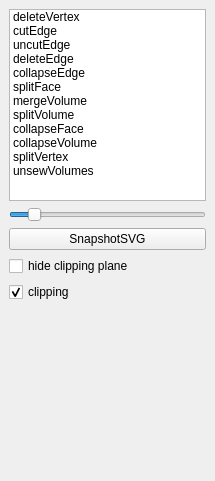
cgogn/CGoGN, file Apps/Tuto/tuto_oper3.ui: the form before one commit.
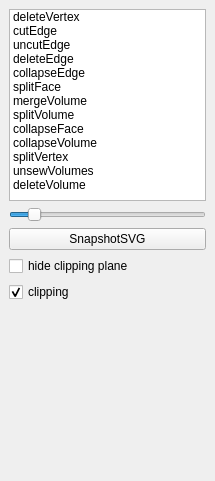
The form after the commit.

```diff
--- a/Apps/Tuto/tuto_oper3.ui
+++ b/Apps/Tuto/tuto_oper3.ui
@@ -150,6 +150,11 @@
         <string>unsewVolumes</string>
        </property>
       </item>
+      <item>
+       <property name="text">
+        <string>deleteVolume</string>
+       </property>
+      </item>
      </widget>
     </item>
     <item row="6" column="0">
```
